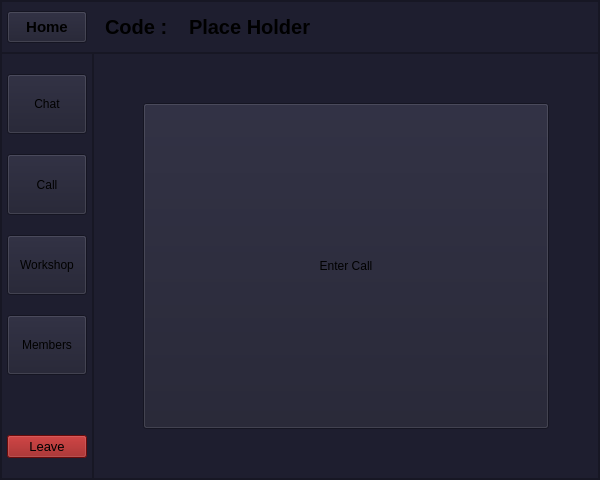
This is uiFiles/uis/prototype4.ui in its-sentral/Collaborate-Coding-App as Qt 5 draws it before an edit. The edited form follows.
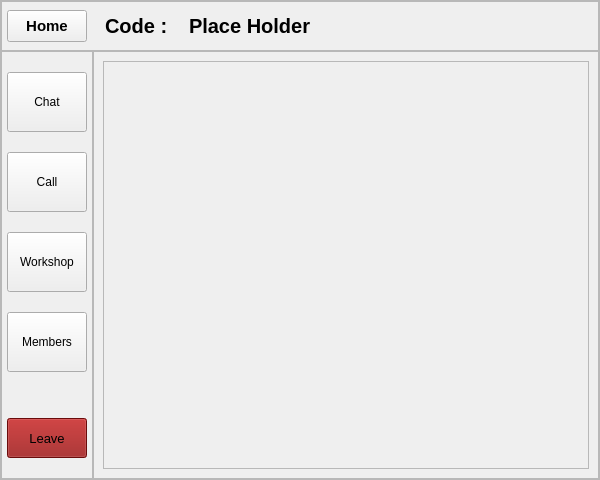
This is the edited form. The open tabs and pages were chosen to show the change.

Patch:
```diff
--- a/uiFiles/uis/prototype4.ui
+++ b/uiFiles/uis/prototype4.ui
@@ -3069,7 +3069,7 @@
          <item>
           <widget class="QFrame" name="FrameRoom">
            <property name="styleSheet">
-            <string notr="true">background-color: #1E1E2F</string>
+            <string notr="true"/>
            </property>
            <property name="frameShape">
             <enum>QFrame::Shape::StyledPanel</enum>
@@ -3308,6 +3308,12 @@
                          <verstretch>0</verstretch>
                         </sizepolicy>
                        </property>
+                       <property name="minimumSize">
+                        <size>
+                         <width>0</width>
+                         <height>60</height>
+                        </size>
+                       </property>
                        <property name="maximumSize">
                         <size>
                          <width>80</width>
@@ -3327,6 +3333,12 @@
                          <verstretch>0</verstretch>
                         </sizepolicy>
                        </property>
+                       <property name="minimumSize">
+                        <size>
+                         <width>0</width>
+                         <height>60</height>
+                        </size>
+                       </property>
                        <property name="maximumSize">
                         <size>
                          <width>80</width>
@@ -3346,6 +3358,12 @@
                          <verstretch>0</verstretch>
                         </sizepolicy>
                        </property>
+                       <property name="minimumSize">
+                        <size>
+                         <width>0</width>
+                         <height>60</height>
+                        </size>
+                       </property>
                        <property name="maximumSize">
                         <size>
                          <width>80</width>
@@ -3365,6 +3383,12 @@
                          <verstretch>0</verstretch>
                         </sizepolicy>
                        </property>
+                       <property name="minimumSize">
+                        <size>
+                         <width>0</width>
+                         <height>60</height>
+                        </size>
+                       </property>
                        <property name="maximumSize">
                         <size>
                          <width>80</width>
@@ -3382,7 +3406,7 @@
                         <enum>Qt::Orientation::Vertical</enum>
                        </property>
                        <property name="sizeType">
-                        <enum>QSizePolicy::Policy::Fixed</enum>
+                        <enum>QSizePolicy::Policy::Expanding</enum>
                        </property>
                        <property name="sizeHint" stdset="0">
                         <size>
@@ -3394,6 +3418,18 @@
                      </item>
                      <item>
                       <widget class="QPushButton" name="roomLeaveBtn">
+                       <property name="sizePolicy">
+                        <sizepolicy hsizetype="Minimum" vsizetype="Minimum">
+                         <horstretch>0</horstretch>
+                         <verstretch>0</verstretch>
+                        </sizepolicy>
+                       </property>
+                       <property name="minimumSize">
+                        <size>
+                         <width>0</width>
+                         <height>40</height>
+                        </size>
+                       </property>
                        <property name="font">
                         <font>
                          <pointsize>10</pointsize>
@@ -3564,6 +3600,32 @@
                       </property>
                       <layout class="QVBoxLayout" name="verticalLayout_9">
                        <item>
+                        <layout class="QVBoxLayout" name="verticalLayout_38">
+                         <item>
+                          <widget class="QFrame" name="FrameCall">
+                           <property name="frameShape">
+                            <enum>QFrame::Shape::StyledPanel</enum>
+                           </property>
+                           <property name="frameShadow">
+                            <enum>QFrame::Shadow::Raised</enum>
+                           </property>
+                           <layout class="QVBoxLayout" name="verticalLayout_43">
+                            <property name="spacing">
+                             <number>0</number>
+                            </property>
+                            <property name="leftMargin">
+                             <number>0</number>
+                            </property>
+                            <property name="topMargin">
+                             <number>0</number>
+                            </property>
+                            <property name="rightMargin">
+                             <number>0</number>
+                            </property>
+                            <property name="bottomMargin">
+                             <number>0</number>
+                            </property>
+                            <item>
                         <layout class="QVBoxLayout" name="VLCall">
                          <property name="spacing">
                           <number>0</number>
@@ -3580,17 +3642,9 @@
                          <property name="bottomMargin">
                           <number>40</number>
                          </property>
-                         <item>
-                          <widget class="QPushButton" name="enterOrLeaveCall">
-                           <property name="sizePolicy">
-                            <sizepolicy hsizetype="Preferred" vsizetype="Preferred">
-                             <horstretch>0</horstretch>
-                             <verstretch>0</verstretch>
-                            </sizepolicy>
-                           </property>
-                           <property name="text">
-                            <string>Enter Call</string>
-                           </property>
+                             </layout>
+                            </item>
+                           </layout>
                           </widget>
                          </item>
                         </layout>
```
Left out of the diff: 49 changed lines with no effect on the pictures. Lines whose indentation alone changed are shown as unchanged.
